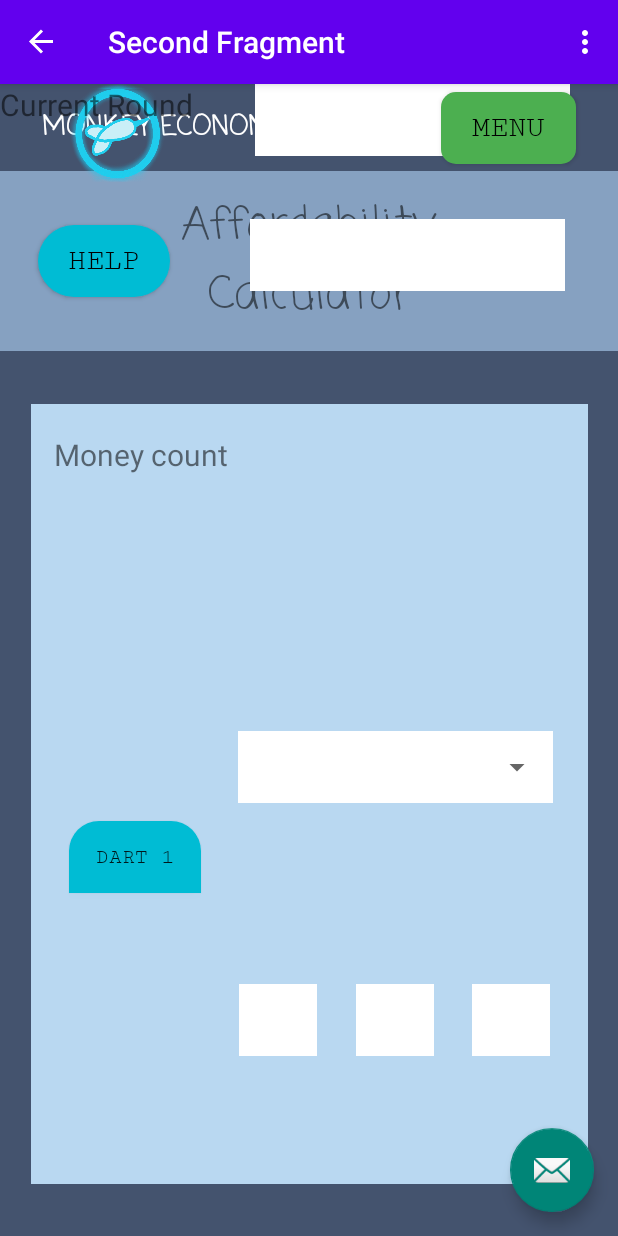
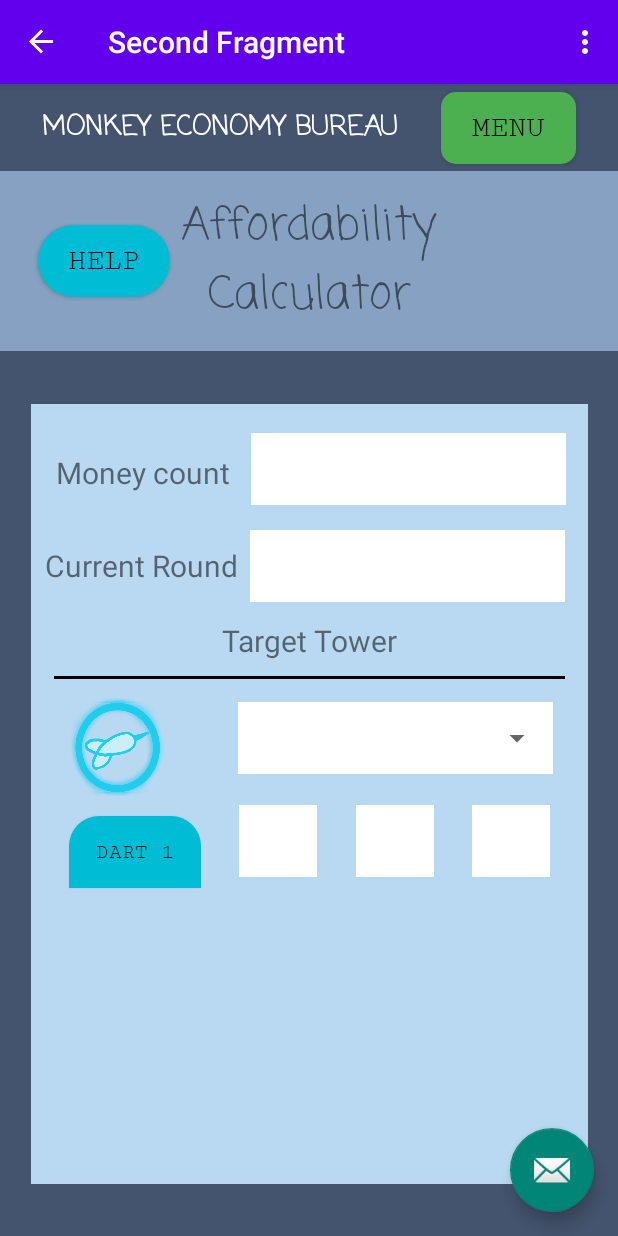
Before and after one commit to arra1187/MonkeyEconomyBureau, an Android app: the SecondFragment screen opened through its navigation route, on a phone screen of 412 x 824 dp. Run offline under Robolectric (Android 15) with nearby library versions, the light colour scheme and no system bars; our stand-ins replace navigation-ui; 1 statement that could not run was skipped.

Commit message:
Worked on Affordability Calculator

```diff
--- a/app/src/main/java/com/example/costcalculator30/MainActivity.java
+++ b/app/src/main/java/com/example/costcalculator30/MainActivity.java
@@ -38,7 +38,7 @@ public class MainActivity extends AppCompatActivity {
         appBarConfiguration = new AppBarConfiguration.Builder(navController.getGraph()).build();
         NavigationUI.setupActionBarWithNavController(this, navController, appBarConfiguration);
 
-        Spinner tower_1_dropDown = findViewById(R.id.tower_1_dropdown);
+        Spinner tower_1_dropDown = findViewById(R.id.target_tower_dropdown);
         ArrayAdapter<CharSequence> adapter1 = ArrayAdapter.createFromResource(this,
                 R.array.towers, android.R.layout.simple_spinner_item);
         adapter1.setDropDownViewResource(android.R.layout.simple_spinner_item);
@@ -50,16 +50,16 @@ public class MainActivity extends AppCompatActivity {
         adapter2.setDropDownViewResource(android.R.layout.simple_spinner_item);
         difficulty_dropDown.setAdapter(adapter2);
 
-        Spinner top_path = findViewById(R.id.tower_1_top_path);
+        Spinner top_path = findViewById(R.id.target_tower_top_path);
         ArrayAdapter<CharSequence> adapter3 = ArrayAdapter.createFromResource(this,
                 R.array.upgrades, android.R.layout.simple_spinner_item);
         adapter3.setDropDownViewResource(android.R.layout.simple_spinner_item);
         top_path.setAdapter(adapter3);
 
-        Spinner middle_path = findViewById(R.id.tower_1_middle_path);
+        Spinner middle_path = findViewById(R.id.target_tower_middle_path);
         middle_path.setAdapter(adapter3);
 
-        Spinner bottom_path = findViewById(R.id.tower_1_bottom_path);
+        Spinner bottom_path = findViewById(R.id.target_tower_bottom_path);
         bottom_path.setAdapter(adapter3);
 
         binding.fab.setOnClickListener(new View.OnClickListener() {
--- a/app/src/main/res/layout/fragment_first.xml
+++ b/app/src/main/res/layout/fragment_first.xml
@@ -122,7 +122,7 @@
         app:layout_constraintTop_toTopOf="@+id/background3" />
 
     <ImageView
-        android:id="@+id/tower_1_header"
+        android:id="@+id/target_tower_header"
         android:layout_width="67dp"
         android:layout_height="65dp"
         android:layout_marginTop="15dp"
@@ -131,19 +131,19 @@
         android:text="@string/first_tower"
         android:textColor="#000000"
         android:textSize="20sp"
-        app:layout_constraintEnd_toStartOf="@+id/tower_1_dropdown"
+        app:layout_constraintEnd_toStartOf="@+id/target_tower_dropdown"
         app:layout_constraintStart_toStartOf="@+id/background_view"
         app:layout_constraintTop_toTopOf="@+id/background_view" />
 
     <View
-        android:id="@+id/tower_1_dropdown_background"
+        android:id="@+id/target_tower_dropdown_background"
         android:layout_width="210dp"
         android:layout_height="48dp"
         android:background="#FFFFFF"
-        app:layout_constraintBottom_toBottomOf="@+id/tower_1_dropdown"
-        app:layout_constraintEnd_toEndOf="@+id/tower_1_dropdown"
-        app:layout_constraintStart_toStartOf="@+id/tower_1_dropdown"
-        app:layout_constraintTop_toTopOf="@+id/tower_1_dropdown" />
+        app:layout_constraintBottom_toBottomOf="@+id/target_tower_dropdown"
+        app:layout_constraintEnd_toEndOf="@+id/target_tower_dropdown"
+        app:layout_constraintStart_toStartOf="@+id/target_tower_dropdown"
+        app:layout_constraintTop_toTopOf="@+id/target_tower_dropdown" />
 
     <View
         android:id="@+id/difficulty_dropdown_background"
@@ -156,7 +156,7 @@
         app:layout_constraintTop_toTopOf="@+id/difficulty_dropdown" />
 
     <Spinner
-        android:id="@+id/tower_1_dropdown"
+        android:id="@+id/target_tower_dropdown"
         android:layout_width="210dp"
         android:layout_height="48dp"
         android:layout_marginStart="24dp"
@@ -164,7 +164,7 @@
         android:contentDescription="@string/tower_selection"
         app:layout_constraintBottom_toTopOf="@+id/add_same_tower_button"
         app:layout_constraintEnd_toEndOf="@+id/background_view"
-        app:layout_constraintStart_toEndOf="@+id/tower_1_header"
+        app:layout_constraintStart_toEndOf="@+id/target_tower_header"
         app:layout_constraintTop_toTopOf="@+id/background_view" />
 
     <Spinner
@@ -178,37 +178,37 @@
         app:layout_constraintTop_toBottomOf="@+id/background_view" />
 
     <Spinner
-        android:id="@+id/tower_1_top_path"
+        android:id="@+id/target_tower_top_path"
         android:layout_width="52dp"
         android:layout_height="48dp"
         android:background="@drawable/spinner_template"
         android:contentDescription="@string/path_1"
         app:layout_constraintBottom_toTopOf="@+id/add_same_tower_button"
-        app:layout_constraintEnd_toStartOf="@+id/tower_1_middle_path"
+        app:layout_constraintEnd_toStartOf="@+id/target_tower_middle_path"
         app:layout_constraintStart_toEndOf="@+id/tower_tab_button"
-        app:layout_constraintTop_toBottomOf="@+id/tower_1_dropdown" />
+        app:layout_constraintTop_toBottomOf="@+id/target_tower_dropdown" />
 
     <Spinner
-        android:id="@+id/tower_1_middle_path"
+        android:id="@+id/target_tower_middle_path"
         android:layout_width="52dp"
         android:layout_height="48dp"
         android:background="@drawable/spinner_template"
         android:contentDescription="@string/path_2"
         app:layout_constraintBottom_toTopOf="@+id/add_same_tower_button"
-        app:layout_constraintEnd_toStartOf="@+id/tower_1_bottom_path"
-        app:layout_constraintStart_toEndOf="@+id/tower_1_top_path"
-        app:layout_constraintTop_toBottomOf="@+id/tower_1_dropdown" />
+        app:layout_constraintEnd_toStartOf="@+id/target_tower_bottom_path"
+        app:layout_constraintStart_toEndOf="@+id/target_tower_top_path"
+        app:layout_constraintTop_toBottomOf="@+id/target_tower_dropdown" />
 
     <Spinner
-        android:id="@+id/tower_1_bottom_path"
+        android:id="@+id/target_tower_bottom_path"
         android:layout_width="52dp"
         android:layout_height="48dp"
         android:background="@drawable/spinner_template"
         android:contentDescription="@string/path_3"
         app:layout_constraintBottom_toTopOf="@+id/add_same_tower_button"
         app:layout_constraintEnd_toEndOf="@+id/background_view"
-        app:layout_constraintStart_toEndOf="@+id/tower_1_middle_path"
-        app:layout_constraintTop_toBottomOf="@+id/tower_1_dropdown" />
+        app:layout_constraintStart_toEndOf="@+id/target_tower_middle_path"
+        app:layout_constraintTop_toBottomOf="@+id/target_tower_dropdown" />
 
     <Button
         android:id="@+id/tower_tab_button"
@@ -218,9 +218,9 @@
         android:fontFamily="serif-monospace"
         android:text="@string/first_tower"
         app:layout_constraintBottom_toTopOf="@+id/add_same_tower_button"
-        app:layout_constraintEnd_toStartOf="@id/tower_1_top_path"
+        app:layout_constraintEnd_toStartOf="@id/target_tower_top_path"
         app:layout_constraintStart_toStartOf="@id/background_view"
-        app:layout_constraintTop_toBottomOf="@+id/tower_1_header" />
+        app:layout_constraintTop_toBottomOf="@+id/target_tower_header" />
 
     <Button
         android:id="@+id/add_same_tower_button"
@@ -234,7 +234,7 @@
         app:layout_constraintBottom_toBottomOf="@+id/background_view"
         app:layout_constraintEnd_toEndOf="@id/background_view"
         app:layout_constraintStart_toStartOf="@id/background_view"
-        app:layout_constraintTop_toBottomOf="@+id/tower_1_dropdown" />
+        app:layout_constraintTop_toBottomOf="@+id/target_tower_dropdown" />
 
     <Button
         android:id="@+id/add_different_tower_button"
--- a/app/src/main/res/layout/fragment_second.xml
+++ b/app/src/main/res/layout/fragment_second.xml
@@ -120,85 +120,28 @@
         app:layout_constraintStart_toStartOf="@+id/background3"
         app:layout_constraintTop_toTopOf="@+id/background3" />
 
-    <ImageView
-        android:id="@+id/tower_1_header"
-        android:layout_width="67dp"
-        android:layout_height="65dp"
-        android:background="@drawable/dart_monkey_symbol"
-        android:contentDescription="@string/dart_symbol"
-        android:text="@string/first_tower"
-        android:textColor="#000000"
-        android:textSize="20sp"
-        app:layout_constraintEnd_toStartOf="@+id/tower_1_dropdown"
-        app:layout_constraintStart_toStartOf="@+id/background_view"
-        tools:layout_editor_absoluteY="470dp" />
+    <View
+        android:id="@+id/money_count_view"
+        android:layout_width="368dp"
+        android:layout_height="72dp"
+        app:layout_constraintBottom_toTopOf="@+id/current_round_view"
+        app:layout_constraintEnd_toEndOf="@id/background_view"
+        app:layout_constraintHorizontal_bias="0.666"
+        app:layout_constraintStart_toStartOf="@id/background_view"
+        app:layout_constraintTop_toTopOf="@+id/background_view"
+        app:layout_constraintVertical_bias="0.0" />
 
-    <View
-        android:id="@+id/tower_1_dropdown_background"
-        android:layout_width="210dp"
-        android:layout_height="48dp"
-        android:background="#FFFFFF"
-        app:layout_constraintBottom_toBottomOf="@+id/tower_1_dropdown"
-        app:layout_constraintEnd_toEndOf="@+id/tower_1_dropdown"
-        app:layout_constraintStart_toStartOf="@+id/tower_1_dropdown"
-        app:layout_constraintTop_toTopOf="@+id/tower_1_dropdown" />
-
-    <Spinner
-        android:id="@+id/tower_1_dropdown"
-        android:layout_width="210dp"
-        android:layout_height="48dp"
-        android:layout_marginStart="24dp"
-        android:layout_marginBottom="12dp"
-        android:contentDescription="@string/tower_selection"
-        app:layout_constraintBottom_toTopOf="@+id/tower_tab_button"
-        app:layout_constraintEnd_toEndOf="@+id/background_view"
-        app:layout_constraintStart_toEndOf="@+id/tower_1_header" />
-
-    <Spinner
-        android:id="@+id/tower_1_top_path"
-        android:layout_width="52dp"
-        android:layout_height="48dp"
-        android:background="@drawable/spinner_template"
-        android:contentDescription="@string/path_1"
-        app:layout_constraintBottom_toBottomOf="@+id/background3"
-        app:layout_constraintEnd_toStartOf="@+id/tower_1_middle_path"
-        app:layout_constraintStart_toEndOf="@+id/tower_tab_button"
-        app:layout_constraintTop_toBottomOf="@+id/tower_1_dropdown" />
-
-    <Spinner
-        android:id="@+id/tower_1_middle_path"
-        android:layout_width="52dp"
-        android:layout_height="48dp"
-        android:background="@drawable/spinner_template"
-        android:contentDescription="@string/path_2"
-        app:layout_constraintBottom_toBottomOf="@+id/background3"
-        app:layout_constraintEnd_toStartOf="@+id/tower_1_bottom_path"
-        app:layout_constraintStart_toEndOf="@+id/tower_1_top_path"
-        app:layout_constraintTop_toBottomOf="@+id/tower_1_dropdown" />
-
-    <Spinner
-        android:id="@+id/tower_1_bottom_path"
-        android:layout_width="52dp"
-        android:layout_height="48dp"
-        android:background="@drawable/spinner_template"
-        android:contentDescription="@string/path_3"
-        app:layout_constraintBottom_toBottomOf="@+id/background3"
-        app:layout_constraintEnd_toEndOf="@+id/background_view"
-        app:layout_constraintStart_toEndOf="@+id/tower_1_middle_path"
-        app:layout_constraintTop_toBottomOf="@+id/tower_1_dropdown" />
-
-    <Button
-        android:id="@+id/tower_tab_button"
+    <TextView
+        android:id="@+id/money_count"
         android:layout_width="wrap_content"
         android:layout_height="wrap_content"
-        android:background="@drawable/drop_down_button"
-        android:fontFamily="serif-monospace"
-        android:text="@string/first_tower"
-        app:layout_constraintBottom_toBottomOf="@+id/background3"
-        app:layout_constraintEnd_toStartOf="@id/tower_1_top_path"
-        app:layout_constraintStart_toStartOf="@id/background_view"
-        app:layout_constraintTop_toBottomOf="@+id/tower_1_header"
-        app:layout_constraintVertical_bias="0.651" />
+        android:layout_marginTop="20dp"
+        android:text="@string/money_count_label"
+        android:textSize="20sp"
+        app:layout_constraintEnd_toStartOf="@id/enter_money_count"
+        app:layout_constraintStart_toStartOf="@+id/money_count_view"
+        app:layout_constraintTop_toTopOf="@+id/money_count_view"
+        app:layout_constraintBottom_toBottomOf="@+id/money_count_view"/>
 
     <EditText
         android:id="@+id/enter_money_count"
@@ -214,27 +157,28 @@
         app:layout_constraintBottom_toTopOf="@+id/current_round_view"
         />
 
+    <View
+        android:id="@+id/current_round_view"
+        android:layout_width="369dp"
+        android:layout_height="72dp"
+        app:layout_constraintTop_toBottomOf="@+id/money_count_view"
+        app:layout_constraintEnd_toEndOf="@id/background_view"
+        app:layout_constraintHorizontal_bias="1.0"
+        app:layout_constraintStart_toStartOf="@id/background_view" />
+
     <EditText
         android:id="@+id/enter_current_round"
         android:layout_width="210dp"
         android:layout_height="48dp"
-        android:layout_marginEnd="12dp"
+        android:layout_marginEnd="8dp"
         android:background="@drawable/white_background"
         android:ems="10"
         android:inputType="textPersonName"
-        app:layout_constraintEnd_toEndOf="@id/background_view"
-        tools:layout_editor_absoluteY="422dp" />
-
-    <TextView
-        android:id="@+id/money_count"
-        android:layout_width="wrap_content"
-        android:layout_height="wrap_content"
-        android:layout_marginTop="20dp"
-        android:text="@string/money_count_label"
-        android:textSize="20sp"
-        app:layout_constraintEnd_toStartOf="@id/enter_money_count"
-        app:layout_constraintStart_toStartOf="@id/background_view"
-        app:layout_constraintTop_toTopOf="@+id/background_view" />
+        tools:layout_editor_absoluteY="292dp"
+        app:layout_constraintEnd_toEndOf="@id/current_round_view"
+        app:layout_constraintStart_toEndOf="@id/current_round"
+        app:layout_constraintTop_toTopOf="@+id/current_round_view"
+        app:layout_constraintBottom_toBottomOf="@+id/current_round_view"/>
 
     <TextView
         android:id="@+id/current_round"
@@ -242,27 +186,123 @@
         android:layout_height="wrap_content"
         android:text="@string/current_round_label"
         android:textSize="20sp"
-        tools:layout_editor_absoluteX="32dp"
-        tools:layout_editor_absoluteY="300dp" />
+        app:layout_constraintBottom_toBottomOf="@id/current_round_view"
+        app:layout_constraintEnd_toStartOf="@id/enter_current_round"
+        app:layout_constraintStart_toStartOf="@id/current_round_view"
+        app:layout_constraintTop_toTopOf="@id/current_round_view" />
 
     <View
-        android:id="@+id/money_count_view"
-        android:layout_width="368dp"
-        android:layout_height="72dp"
-        app:layout_constraintBottom_toTopOf="@+id/current_round_view"
+        android:id="@+id/target_tower_view"
+        android:layout_width="0dp"
+        android:layout_height="192dp"
         app:layout_constraintEnd_toEndOf="@id/background_view"
-        app:layout_constraintHorizontal_bias="0.666"
         app:layout_constraintStart_toStartOf="@id/background_view"
-        app:layout_constraintTop_toTopOf="@+id/background_view"
-        app:layout_constraintVertical_bias="0.0" />
+        app:layout_constraintTop_toBottomOf="@+id/current_round_view" />
+
+    <Button
+        android:id="@+id/tower_tab_button"
+        android:layout_width="wrap_content"
+        android:layout_height="wrap_content"
+        android:background="@drawable/drop_down_button"
+        android:fontFamily="serif-monospace"
+        android:text="@string/first_tower"
+        app:layout_constraintBottom_toBottomOf="@+id/target_tower_view"
+        app:layout_constraintEnd_toStartOf="@id/target_tower_top_path"
+        app:layout_constraintStart_toStartOf="@id/background_view"
+        app:layout_constraintTop_toBottomOf="@+id/target_tower_header"
+        app:layout_constraintVertical_bias="0.651" />
+
+    <ImageView
+        android:id="@+id/target_tower_header"
+        android:layout_width="67dp"
+        android:layout_height="65dp"
+        android:background="@drawable/dart_monkey_symbol"
+        android:contentDescription="@string/dart_symbol"
+        android:text="@string/first_tower"
+        android:textColor="#000000"
+        android:textSize="20sp"
+        app:layout_constraintEnd_toStartOf="@+id/target_tower_dropdown"
+        app:layout_constraintStart_toStartOf="@+id/target_tower_view"
+        app:layout_constraintTop_toBottomOf="@+id/target_tower_line"
+        app:layout_constraintBottom_toTopOf="@+id/tower_tab_button"/>
+
+    <Spinner
+        android:id="@+id/target_tower_top_path"
+        android:layout_width="52dp"
+        android:layout_height="48dp"
+        android:background="@drawable/spinner_template"
+        android:contentDescription="@string/path_1"
+        app:layout_constraintBottom_toBottomOf="@+id/target_tower_view"
+        app:layout_constraintEnd_toStartOf="@+id/target_tower_middle_path"
+        app:layout_constraintStart_toEndOf="@+id/tower_tab_button"
+        app:layout_constraintTop_toBottomOf="@+id/target_tower_dropdown" />
+
+    <Spinner
+        android:id="@+id/target_tower_middle_path"
+        android:layout_width="52dp"
+        android:layout_height="48dp"
+        android:background="@drawable/spinner_template"
+        android:contentDescription="@string/path_2"
+        app:layout_constraintBottom_toBottomOf="@+id/target_tower_view"
+        app:layout_constraintEnd_toStartOf="@+id/target_tower_bottom_path"
+        app:layout_constraintStart_toEndOf="@+id/target_tower_top_path"
+        app:layout_constraintTop_toBottomOf="@+id/target_tower_dropdown" />
+
+    <Spinner
+        android:id="@+id/target_tower_bottom_path"
+        android:layout_width="52dp"
+        android:layout_height="48dp"
+        android:background="@drawable/spinner_template"
+        android:contentDescription="@string/path_3"
+        app:layout_constraintBottom_toBottomOf="@+id/target_tower_view"
+        app:layout_constraintEnd_toEndOf="@+id/background_view"
+        app:layout_constraintStart_toEndOf="@+id/target_tower_middle_path"
+        app:layout_constraintTop_toBottomOf="@+id/target_tower_dropdown" />
 
     <View
-        android:id="@+id/current_round_view"
-        android:layout_width="369dp"
-        android:layout_height="96dp"
-        app:layout_constraintEnd_toEndOf="@id/background_view"
-        app:layout_constraintHorizontal_bias="1.0"
-        app:layout_constraintStart_toStartOf="@id/background_view"
-        tools:layout_editor_absoluteY="275dp" />
+        android:id="@+id/target_tower_dropdown_background"
+        android:layout_width="210dp"
+        android:layout_height="48dp"
+        android:background="#FFFFFF"
+        app:layout_constraintBottom_toBottomOf="@+id/target_tower_dropdown"
+        app:layout_constraintEnd_toEndOf="@+id/target_tower_dropdown"
+        app:layout_constraintStart_toStartOf="@+id/target_tower_dropdown"
+        app:layout_constraintTop_toTopOf="@+id/target_tower_dropdown" />
+
+    <Spinner
+        android:id="@+id/target_tower_dropdown"
+        android:layout_width="210dp"
+        android:layout_height="48dp"
+        android:layout_marginStart="24dp"
+        android:layout_marginBottom="12dp"
+        android:contentDescription="@string/tower_selection"
+        app:layout_constraintBottom_toTopOf="@+id/tower_tab_button"
+        app:layout_constraintEnd_toEndOf="@+id/background_view"
+        app:layout_constraintStart_toEndOf="@+id/target_tower_header"
+        app:layout_constraintTop_toBottomOf="@+id/target_tower_line" />
+
+    <View
+        android:id="@+id/target_tower_line"
+        android:layout_width="0dp"
+        android:layout_height="2dp"
+        android:layout_marginStart="15dp"
+        android:layout_marginTop="10dp"
+        android:layout_marginEnd="15dp"
+        android:background="#000000"
+        app:layout_constraintEnd_toEndOf="@id/target_tower_view"
+        app:layout_constraintStart_toStartOf="@id/target_tower_view"
+        app:layout_constraintTop_toBottomOf="@+id/target_tower" />
+
+    <TextView
+        android:id="@+id/target_tower"
+        android:layout_width="wrap_content"
+        android:layout_height="wrap_content"
+        android:layout_marginBottom="10dp"
+        android:text="@string/target_tower_label"
+        android:textSize="20sp"
+        app:layout_constraintBottom_toTopOf="@+id/target_tower_line"
+        app:layout_constraintEnd_toEndOf="@id/target_tower_view"
+        app:layout_constraintStart_toStartOf="@id/target_tower_view"
+        app:layout_constraintTop_toTopOf="@+id/target_tower_view" />
 
 </androidx.constraintlayout.widget.ConstraintLayout>
--- a/app/src/main/res/values/strings.xml
+++ b/app/src/main/res/values/strings.xml
@@ -85,6 +85,8 @@
     <!-- Label section -->
     <string name="money_count_label">Money count</string>
     <string name="current_round_label">Current Round</string>
+    <string name="target_round_label">Target Round</string>
+    <string name="target_tower_label">Target Tower</string>
 
     <!-- Mischellaneous section -->
     <string name="default_price">$0</string>
```
